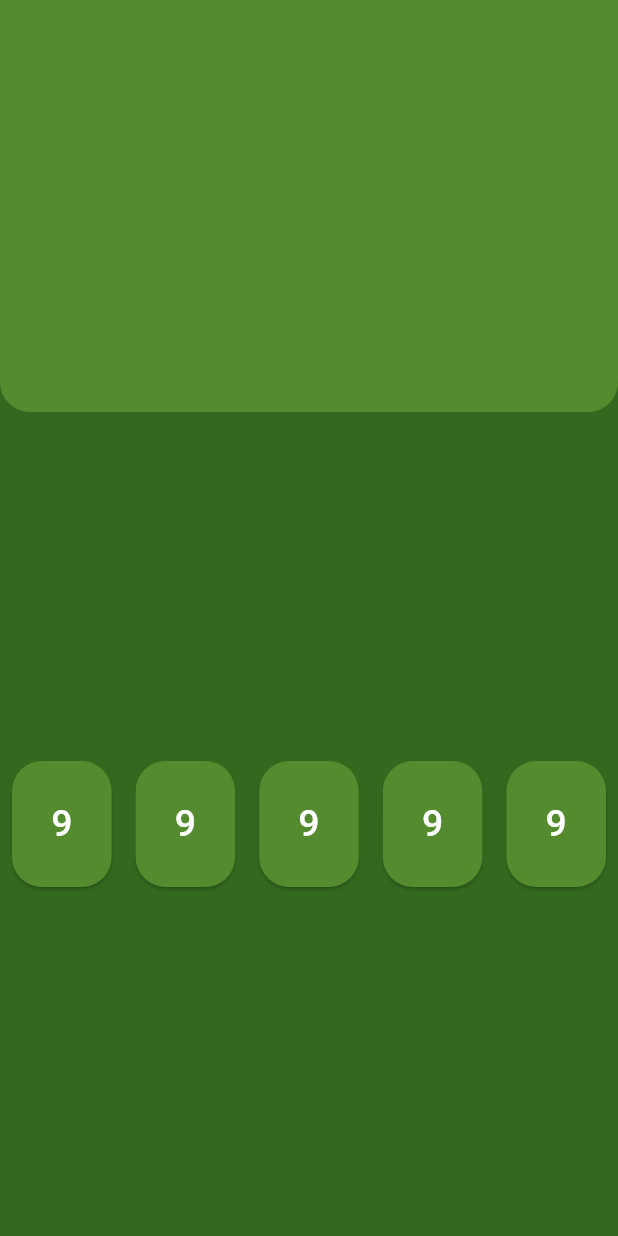
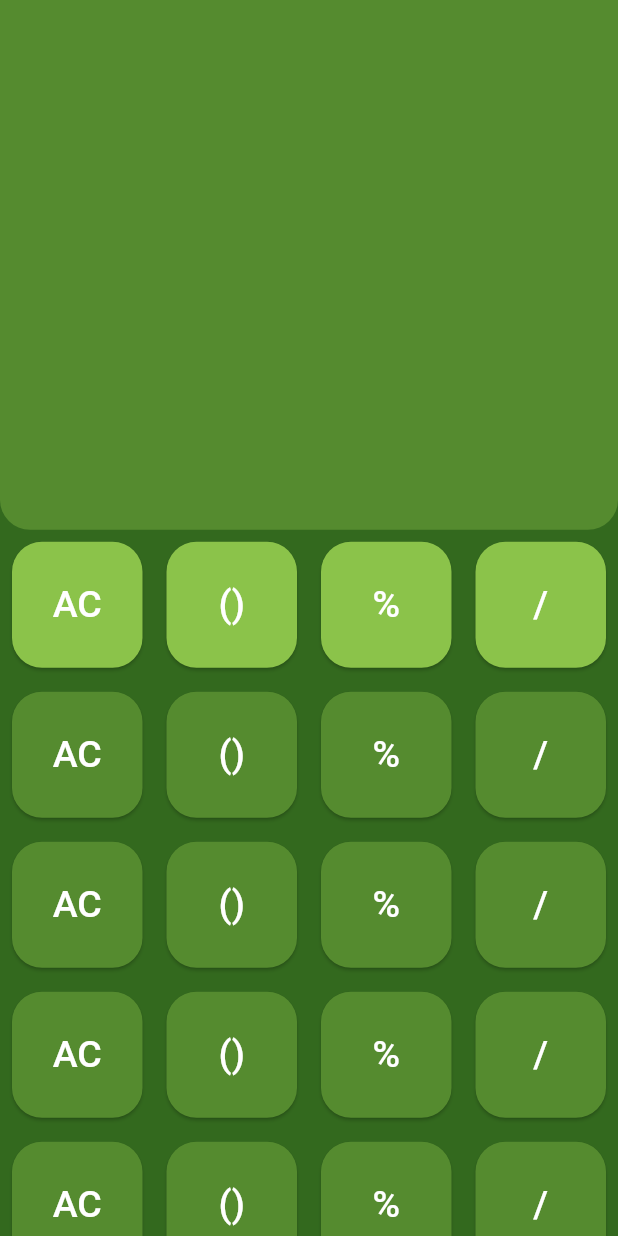
Before and after one commit to mynulyt/Calculator-App, a Flutter app: the screen it shows after launch, on a phone screen of 412 x 824 dp. Run offline on Flutter 3.47's test engine with Material 3 defaults, Android fonts, the phone set to English and light mode, and no system bars.

Commit message:
calculator

```diff
--- a/lib/calculator.dart
+++ b/lib/calculator.dart
@@ -16,7 +16,7 @@ class _CalculatorState extends State<Calculator> {
         mainAxisAlignment: MainAxisAlignment.center,
         children: [
           Expanded(
-            flex: 1,
+            flex: 3,
             child: Container(
               decoration: BoxDecoration(
                 color: Colors.lightGreen[800],
@@ -28,15 +28,70 @@ class _CalculatorState extends State<Calculator> {
             ),
           ),
           Expanded(
-            flex: 2,
-            child: Row(
+            flex: 4,
+            child: Column(
               children: [
-                CustomButtom(onClick: () => {}, text: '9'),
-                CustomButtom(onClick: () => {}, text: '9'),
+                Row(
+                  children: [
+                    CustomButtom(
+                      onClick: () => {},
+                      text: 'AC',
+                      color: Colors.lightGreen[500],
+                    ),
+                    CustomButtom(
+                      onClick: () => {},
+                      text: '()',
+                      color: Colors.lightGreen[500],
+                    ),
 
-                CustomButtom(onClick: () => {}, text: '9'),
-                CustomButtom(onClick: () => {}, text: '9'),
-                CustomButtom(onClick: () => {}, text: '9'),
+                    CustomButtom(
+                      onClick: () => {},
+                      text: '%',
+                      color: Colors.lightGreen[500],
+                    ),
+                    CustomButtom(
+                      onClick: () => {},
+                      text: '/',
+                      color: Colors.lightGreen[500],
+                    ),
+                  ],
+                ),
+                Row(
+                  children: [
+                    CustomButtom(onClick: () => {}, text: 'AC'),
+                    CustomButtom(onClick: () => {}, text: '()'),
+
+                    CustomButtom(onClick: () => {}, text: '%'),
+                    CustomButtom(onClick: () => {}, text: '/'),
+                  ],
+                ),
+                Row(
+                  children: [
+                    CustomButtom(onClick: () => {}, text: 'AC'),
+                    CustomButtom(onClick: () => {}, text: '()'),
+
+                    CustomButtom(onClick: () => {}, text: '%'),
+                    CustomButtom(onClick: () => {}, text: '/'),
+                  ],
+                ),
+                Row(
+                  children: [
+                    CustomButtom(onClick: () => {}, text: 'AC'),
+                    CustomButtom(onClick: () => {}, text: '()'),
+
+                    CustomButtom(onClick: () => {}, text: '%'),
+                    CustomButtom(onClick: () => {}, text: '/'),
+                  ],
+                ),
+                Row(
+                  children: [
+                    CustomButtom(onClick: () => {}, text: 'AC'),
+                    CustomButtom(onClick: () => {}, text: '()'),
+
+                    CustomButtom(onClick: () => {}, text: '%'),
+                    CustomButtom(onClick: () => {}, text: '/'),
+                  ],
+                ),
               ],
             ),
           ),
```
